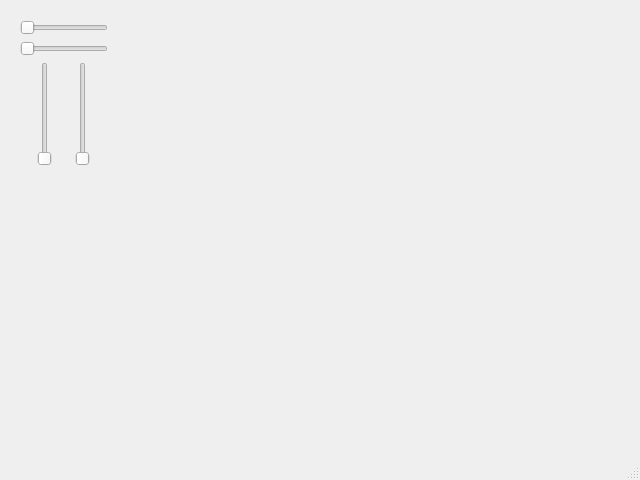
Above: SRC/overlayeditor.ui from aklakina/EliteMoney before the change. Below: the same form after it.
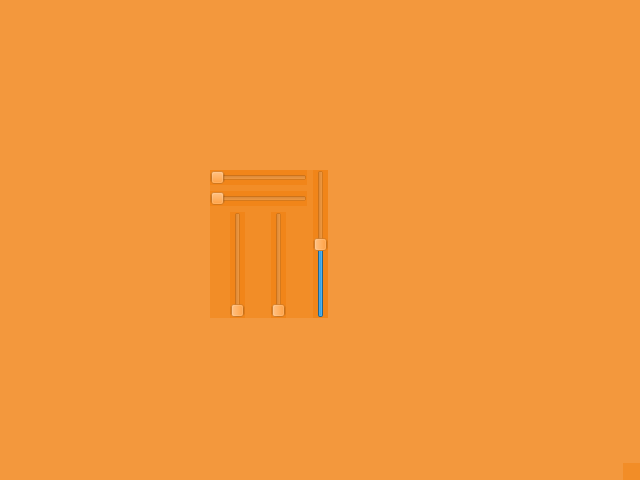
That is the form after the change.

Diff of the .ui file:
```diff
--- a/SRC/overlayeditor.ui
+++ b/SRC/overlayeditor.ui
@@ -13,16 +13,23 @@
   <property name="windowTitle">
    <string>MainWindow</string>
   </property>
+  <property name="styleSheet">
+   <string notr="true">background-color: rgba(240, 123, 5, 100);
+border-color: rgba(255, 255, 255, 0);
+gridline-color: rgba(255, 255, 255, 0);</string>
+  </property>
   <widget class="QWidget" name="centralwidget">
-   <widget class="QWidget" name="">
+   <widget class="QWidget" name="layoutWidget">
     <property name="geometry">
      <rect>
-      <x>20</x>
-      <y>20</y>
-      <width>88</width>
-      <height>146</height>
+      <x>210</x>
+      <y>170</y>
+      <width>118</width>
+      <height>148</height>
      </rect>
     </property>
+    <layout class="QHBoxLayout" name="horizontalLayout_2">
+     <item>
     <layout class="QVBoxLayout" name="verticalLayout_2">
      <item>
       <layout class="QVBoxLayout" name="verticalLayout">
@@ -94,6 +101,27 @@
       </layout>
      </item>
     </layout>
+     </item>
+     <item>
+      <widget class="QSlider" name="verticalSlider_3">
+       <property name="statusTip">
+        <string>Staircase-like offset: </string>
+       </property>
+       <property name="whatsThis">
+        <string>Staircase-like offset</string>
+       </property>
+       <property name="minimum">
+        <number>-1000</number>
+       </property>
+       <property name="maximum">
+        <number>1000</number>
+       </property>
+       <property name="orientation">
+        <enum>Qt::Vertical</enum>
+       </property>
+      </widget>
+     </item>
+    </layout>
    </widget>
   </widget>
   <widget class="QMenuBar" name="menubar">
```
Left out of the diff: 2 changed lines with no effect on the pictures. Lines whose indentation alone changed are shown as unchanged.
